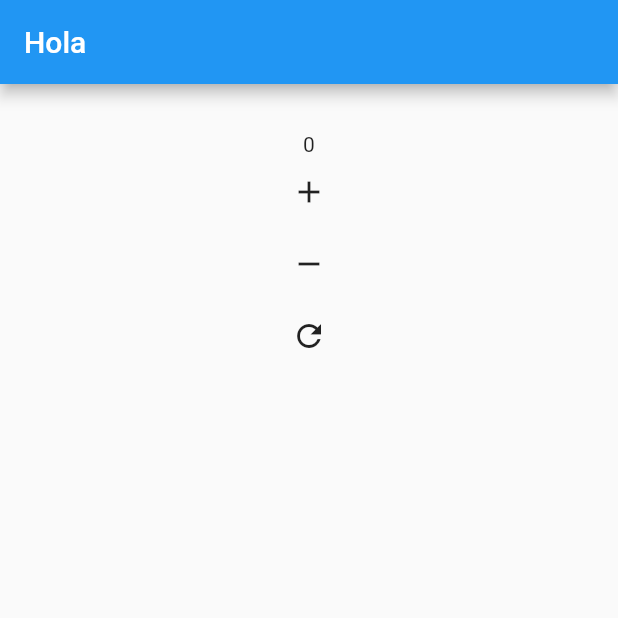
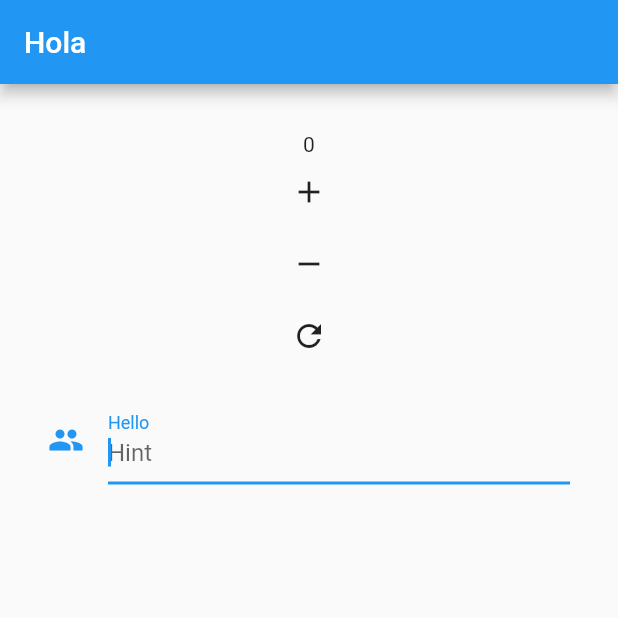
Before and after one commit to NICOC4PP4/button_1, a Flutter app: the screen it shows after launch, on a phone screen of 412 x 824 dp, the top half of it. Run offline on Flutter 3.47's test engine with Material 2 defaults, Android fonts, the phone set to English and light mode, and no system bars.

Commit message:
Update main.dart
added text fields

```diff
--- a/lib/main.dart
+++ b/lib/main.dart
@@ -14,15 +14,28 @@ class MyApp extends StatefulWidget {
 class _State extends State<MyApp> {
   int _value = 0;
   String click = 'Click me';
+  String _value2 = "";
 
-  // function to add one to the value
+  // functions to change the value of the text field
+  void _onChange(String value) {
+    setState(() {
+      _value2 = "Change: $value";
+    });
+  }
+
+  void _onSubmit(String value) {
+    setState(() {
+      _value2 = "Submit: $value";
+    });
+  }
+
+  // functions to add and substract one from the value
   void _add() {
     setState(() {
       _value++;
     });
   }
 
-  // function to subtract one from the value
   void _subtract() {
     setState(() {
       _value--;
@@ -60,6 +73,19 @@ class _State extends State<MyApp> {
                   });
                 },
               ),
+              Text(_value2),
+              TextField(
+                decoration: InputDecoration(
+                  labelText: "Hello",
+                  hintText: "Hint",
+                  icon: Icon(Icons.people),
+                ),
+                autocorrect: true,
+                autofocus: true,
+                keyboardType: TextInputType.text,
+                onChanged: _onChange,
+                onSubmitted: _onSubmit,
+              ),
             ],
           ),
         ),
```
